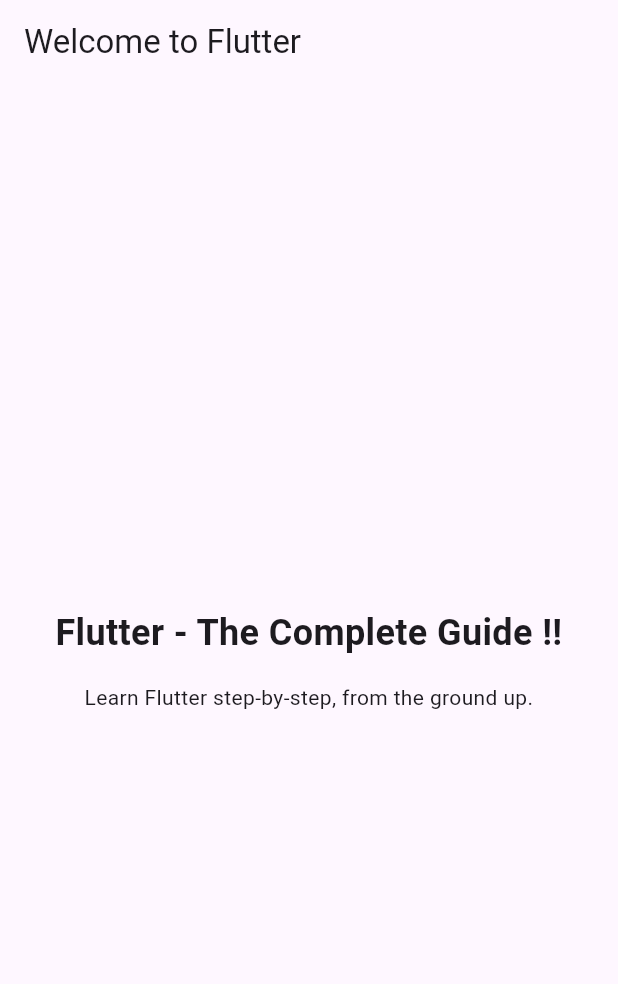
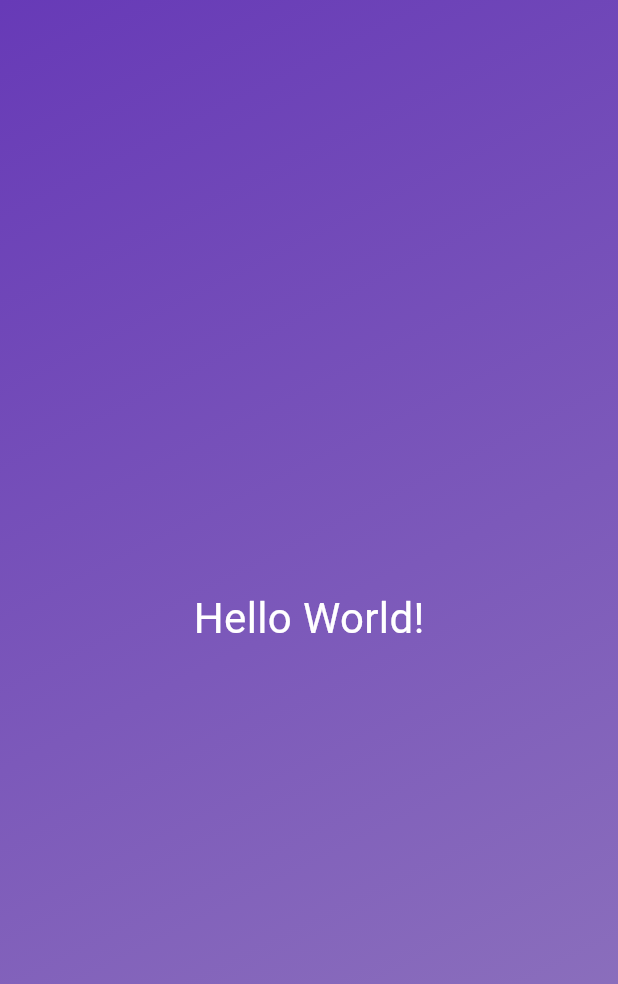
Before and after one commit to twjin03/flutter_udemy, a Flutter app: the screen it shows after launch, on a phone screen of 412 x 824 dp. Shown: the top 984 px of the screen. Run offline on Flutter 3.47's test engine with Material 3 defaults, Android fonts, the light colour scheme and no system bars.

Commit message:
feat: main 위젯에 스타일링 추가

```diff
--- a/basics/lib/main.dart
+++ b/basics/lib/main.dart
@@ -1,54 +1,28 @@
 import 'package:flutter/material.dart';
 
 void main() {
-  runApp(const MyApp());
-}
-
-// With Flutter, you create user interfaces by combining "widgets"
-// You'll learn all about them (and much more) throughout this course!
-class MyApp extends StatelessWidget {
-  const MyApp({super.key});
-
-  // Every custom widget must have a build() method
-  // It tells Flutter, which widgets make up your custom widget
-  // Again: You'll learn all about that throughout the course!
-  @override
-  Widget build(BuildContext context) {
-    // Below, a bunch of built-in widgets are used (provided by Flutter)
-    // They will be explained in the next sections
-    // In this course, you will, of course, not just use them a lot but
-    // also learn about many other widgets!
-    return MaterialApp(
-      title: 'Flutter First App',
-      theme: ThemeData(useMaterial3: true),
+  runApp(
+    MaterialApp(
       home: Scaffold(
-        appBar: AppBar(
-          title: const Text('Welcome to Flutter'),
-        ),
         body: Container(
-          width: double.infinity,
-          padding: const EdgeInsets.all(12),
-          child: Column(
-            mainAxisAlignment: MainAxisAlignment.center,
-            crossAxisAlignment: CrossAxisAlignment.center,
-            children: const [
-              Text(
-                'Flutter - The Complete Guide !!',
-                textAlign: TextAlign.center,
-                style: TextStyle(
-                  fontSize: 24,
-                  fontWeight: FontWeight.bold,
-                ),
-              ),
-              SizedBox(height: 16),
-              Text(
-                'Learn Flutter step-by-step, from the ground up.',
-                textAlign: TextAlign.center,
-              ),
-            ],
+          decoration: BoxDecoration(
+            gradient: LinearGradient(
+              colors: [
+                Colors.deepPurple,
+                const Color.fromARGB(255, 145, 120, 189),
+              ],
+              begin: Alignment.topLeft,
+              end: Alignment.bottomRight,
+            ),
+          ),
+          child: Center(
+            child: Text(
+              'Hello World!',
+              style: TextStyle(color: Colors.white, fontSize: 28),
+            ),
           ),
         ),
       ),
-    );
-  }
+    ),
+  );
 }
```
